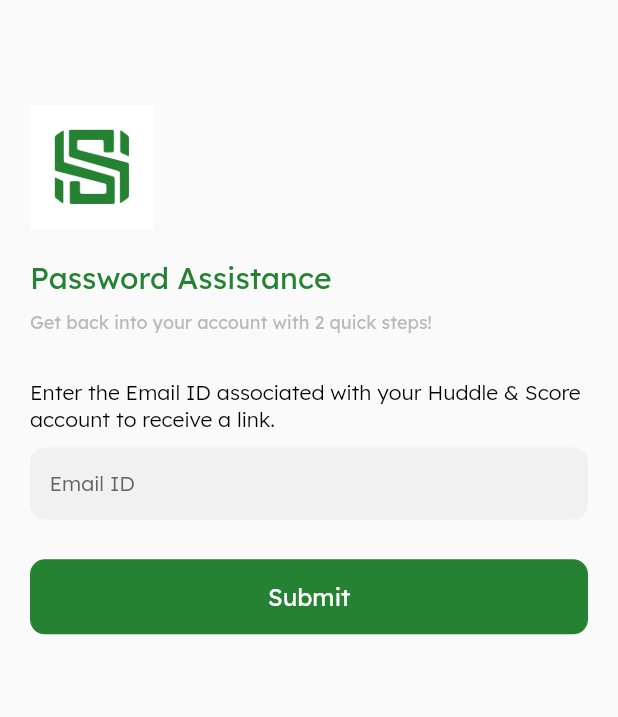
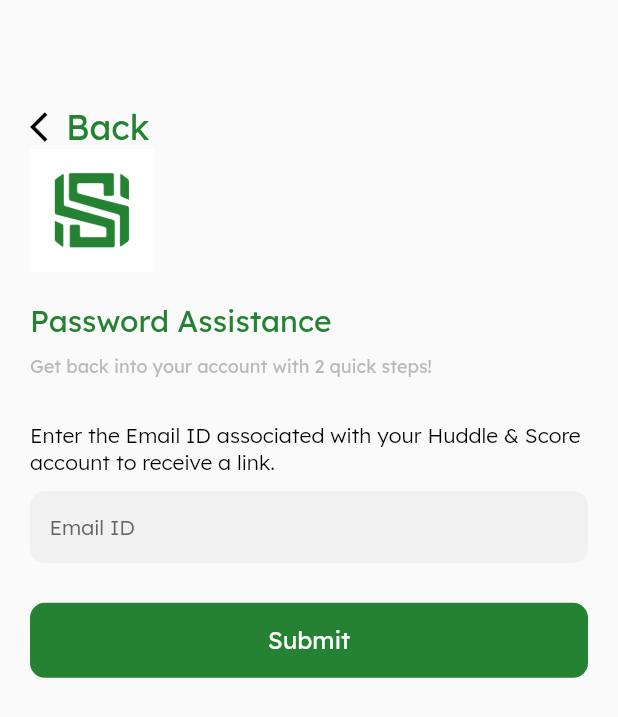
Before and after one commit to smit-mist/Huddle-Score, a Flutter app: the PasswordAssistInitialScreen screen opened by its route, on a phone screen of 412 x 824 dp. Shown: the top 717 px of the screen. Run offline on Flutter 3.47's test engine with Material 2 defaults, Android fonts, the phone set to English and light mode, and no system bars; our stand-ins replace bloc, camera, carousel_slider, cloud_firestore, equatable, firebase_auth and 7 more; missing offline and left inert: razorpay_flutter; accounts and stored records are empty.

```diff
--- a/lib/screens/auth_and_user/password_assist_screen.dart
+++ b/lib/screens/auth_and_user/password_assist_screen.dart
@@ -36,6 +36,23 @@ class _PasswordAssistInitialScreenState
                 children: [
                   SizedBox(
                     height: 50,
+                  ),
+                  GestureDetector(
+                    onTap: (){
+                      Navigator.pop(context);
+                    },
+                    child: Row(
+                      children: [
+                        Icon(
+                          Icons.arrow_back_ios,
+                          color: Colors.black,
+                        ),
+                        Text(
+                          'Back',
+                          style: themeFont(color: kThemeColor, s: 23),
+                        ),
+                      ],
+                    ),
                   ),
                   Image.asset(
                     'assets/images/huddle_logo.png',
--- a/lib/screens/tournament/tournament_review.dart
+++ b/lib/screens/tournament/tournament_review.dart
@@ -108,7 +108,10 @@ class _TournamentReviewState extends State<TournamentReview> {
         'payload': jsonEncode(
           Captain().toMap(regDetails.captain),
         ),
-        'payload2': room.category == '2'
+        'team': (widget.currForm != formType.Single)
+            ? widget.userRecord.teamName
+            : null,
+        'payload2': widget.currForm != formType.Single
             ? jsonEncode(
                 Captain().toMap(regDetails.viceCaptain),
               )
--- a/lib/screens/widgets/fifa_tile.dart
+++ b/lib/screens/widgets/fifa_tile.dart
@@ -55,8 +55,8 @@ class FifaTile extends StatelessWidget {
                 borderRadius: BorderRadius.circular(12),
                 boxShadow: [
                   BoxShadow(
-                    color: Colors.grey,
-                    blurRadius: 5.0,
+                    color: Colors.grey.withOpacity(0.5),
+                    blurRadius: 4,
                   ),
                 ],
                 color: Colors.white,
--- a/lib/screens/widgets/tournament_tile.dart
+++ b/lib/screens/widgets/tournament_tile.dart
@@ -67,8 +67,8 @@ class TournamentTile extends StatelessWidget {
                 borderRadius: BorderRadius.circular(12),
                 boxShadow: [
                   BoxShadow(
-                    color: Colors.grey,
-                    blurRadius: 5.0,
+                    color: Colors.grey.withOpacity(0.5),
+                    blurRadius: 4,
                   ),
                 ],
                 color: Colors.white,
```
